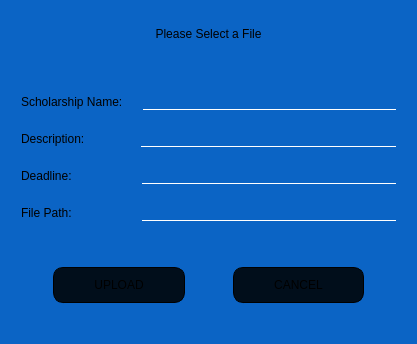
The window that SholarshipManagementSystem/manageScholarshipsPage/uploadscholarships.ui (YNCO10/scholarshipManagementSystem) describes before a commit, drawn with Qt 5.
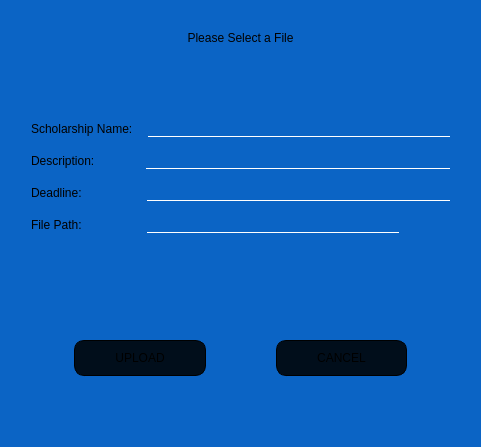
The same window after the commit. Icons and pictures are not drawn.

Patch:
```diff
--- a/SholarshipManagementSystem/manageScholarshipsPage/uploadscholarships.ui
+++ b/SholarshipManagementSystem/manageScholarshipsPage/uploadscholarships.ui
@@ -6,20 +6,20 @@
    <rect>
     <x>0</x>
     <y>0</y>
-    <width>417</width>
-    <height>344</height>
+    <width>481</width>
+    <height>447</height>
    </rect>
   </property>
   <property name="minimumSize">
    <size>
-    <width>390</width>
-    <height>340</height>
+    <width>481</width>
+    <height>447</height>
    </size>
   </property>
   <property name="maximumSize">
    <size>
-    <width>417</width>
-    <height>349</height>
+    <width>481</width>
+    <height>448</height>
    </size>
   </property>
   <property name="windowTitle">
@@ -57,8 +57,8 @@
 	border-bottom: 1px solid white;
 }</string>
   </property>
-  <layout class="QGridLayout" name="gridLayout">
-   <item row="0" column="0">
+  <layout class="QVBoxLayout" name="verticalLayout_2">
+   <item>
     <widget class="QLabel" name="label_5">
      <property name="styleSheet">
       <string notr="true">font: 600 14pt &quot;Segoe UI&quot;;
@@ -72,16 +72,22 @@
      </property>
     </widget>
    </item>
-   <item row="1" column="0">
+   <item>
     <layout class="QVBoxLayout" name="verticalLayout">
      <property name="spacing">
-      <number>20</number>
+      <number>15</number>
      </property>
      <property name="leftMargin">
-      <number>10</number>
+      <number>20</number>
+     </property>
+     <property name="topMargin">
+      <number>20</number>
      </property>
      <property name="rightMargin">
-      <number>10</number>
+      <number>20</number>
+     </property>
+     <property name="bottomMargin">
+      <number>100</number>
      </property>
      <item>
       <layout class="QHBoxLayout" name="horizontalLayout_5">
@@ -127,11 +133,11 @@
      </item>
      <item>
       <layout class="QHBoxLayout" name="horizontalLayout_2">
-       <property name="bottomMargin">
-        <number>40</number>
-       </property>
        <item>
         <widget class="QLabel" name="label_4">
+         <property name="styleSheet">
+          <string notr="true"/>
+         </property>
          <property name="text">
           <string>File Path:               </string>
          </property>
@@ -140,12 +146,38 @@
        <item>
         <widget class="QLineEdit" name="scholarshipFilepathTxt"/>
        </item>
+       <item>
+        <widget class="QPushButton" name="browseBtn">
+         <property name="cursor">
+          <cursorShape>PointingHandCursor</cursorShape>
+         </property>
+         <property name="styleSheet">
+          <string notr="true">border:none;
+border-radius:5px;
+font: 600 9pt &quot;Segoe UI&quot;;
+margin:0px;
+padding:2px;
+background-color: rgb(11, 100, 197);
+color:rgb(1, 14, 27);</string>
+         </property>
+         <property name="text">
+          <string/>
+         </property>
+         <property name="icon">
+          <iconset resource="../../projectRescources.qrc">
+           <normaloff>:/icons/search.png</normaloff>:/icons/search.png</iconset>
+         </property>
+        </widget>
+       </item>
       </layout>
      </item>
     </layout>
    </item>
-   <item row="2" column="0">
+   <item>
     <layout class="QHBoxLayout" name="horizontalLayout">
+     <property name="bottomMargin">
+      <number>30</number>
+     </property>
      <item>
       <spacer name="horizontalSpacer_3">
        <property name="orientation">
```
Left out of the diff: 12 changed lines with no effect on the pictures.
